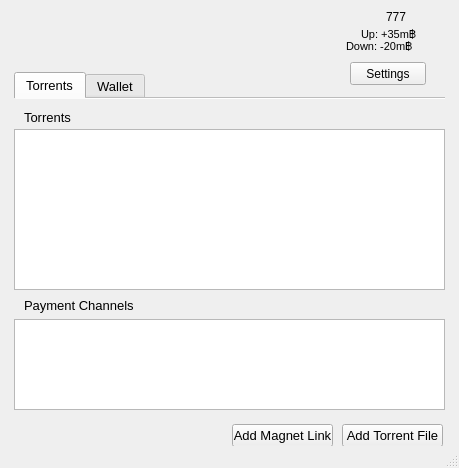
Above: lib/view/mainwindow.ui from RdeWilde/JoyStream before the change. Below: the same form after it.
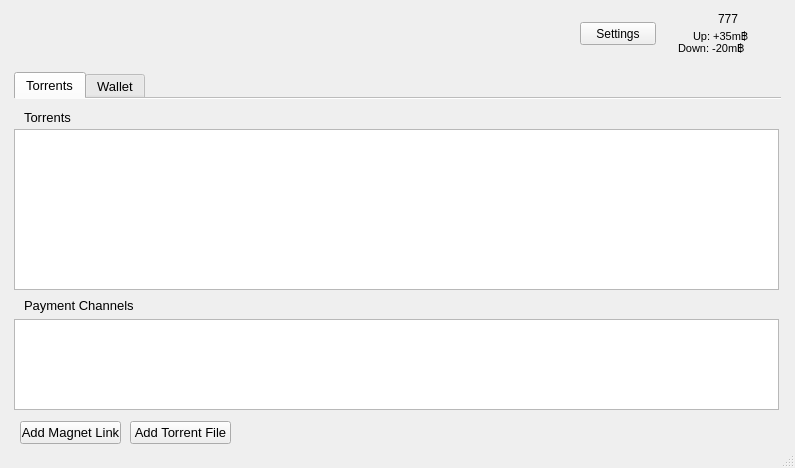
That is the form after the change. Icons and pictures are not drawn.

The edit to the form file:
```diff
--- a/lib/view/mainwindow.ui
+++ b/lib/view/mainwindow.ui
@@ -6,7 +6,7 @@
    <rect>
     <x>0</x>
     <y>0</y>
-    <width>459</width>
+    <width>795</width>
     <height>468</height>
    </rect>
   </property>
@@ -21,8 +21,8 @@
    <widget class="QPushButton" name="settingsPushButton">
     <property name="geometry">
      <rect>
-      <x>350</x>
-      <y>62</y>
+      <x>580</x>
+      <y>22</y>
       <width>76</width>
       <height>23</height>
      </rect>
@@ -36,7 +36,7 @@
      <rect>
       <x>14</x>
       <y>72</y>
-      <width>431</width>
+      <width>767</width>
       <height>381</height>
      </rect>
     </property>
@@ -75,7 +75,7 @@
        <rect>
         <x>0</x>
         <y>30</y>
-        <width>431</width>
+        <width>765</width>
         <height>161</height>
        </rect>
       </property>
@@ -83,8 +83,8 @@
      <widget class="QPushButton" name="addMagnetLinkPushButton">
       <property name="geometry">
        <rect>
-        <x>218</x>
-        <y>325</y>
+        <x>6</x>
+        <y>322</y>
         <width>101</width>
         <height>23</height>
        </rect>
@@ -96,8 +96,8 @@
      <widget class="QPushButton" name="addTorrentFilePushButton">
       <property name="geometry">
        <rect>
-        <x>328</x>
-        <y>325</y>
+        <x>116</x>
+        <y>322</y>
         <width>101</width>
         <height>23</height>
        </rect>
@@ -137,7 +137,7 @@
        <rect>
         <x>0</x>
         <y>220</y>
-        <width>431</width>
+        <width>765</width>
         <height>91</height>
        </rect>
       </property>
@@ -152,7 +152,7 @@
    <widget class="QLabel" name="logoLabel">
     <property name="geometry">
      <rect>
-      <x>8</x>
+      <x>22</x>
       <y>5</y>
       <width>156</width>
       <height>61</height>
@@ -168,8 +168,8 @@
    <widget class="QLabel" name="label">
     <property name="geometry">
      <rect>
-      <x>420</x>
-      <y>24</y>
+      <x>752</x>
+      <y>26</y>
       <width>26</width>
       <height>31</height>
      </rect>
@@ -184,8 +184,8 @@
    <widget class="QLabel" name="label_2">
     <property name="geometry">
      <rect>
-      <x>361</x>
-      <y>20</y>
+      <x>693</x>
+      <y>22</y>
       <width>66</width>
       <height>26</height>
      </rect>
@@ -202,8 +202,8 @@
    <widget class="QLabel" name="label_3">
     <property name="geometry">
      <rect>
-      <x>346</x>
-      <y>32</y>
+      <x>678</x>
+      <y>34</y>
       <width>81</width>
       <height>26</height>
      </rect>
@@ -220,8 +220,8 @@
    <widget class="QLabel" name="label_4">
     <property name="geometry">
      <rect>
-      <x>386</x>
-      <y>10</y>
+      <x>718</x>
+      <y>12</y>
       <width>46</width>
       <height>13</height>
      </rect>
```
